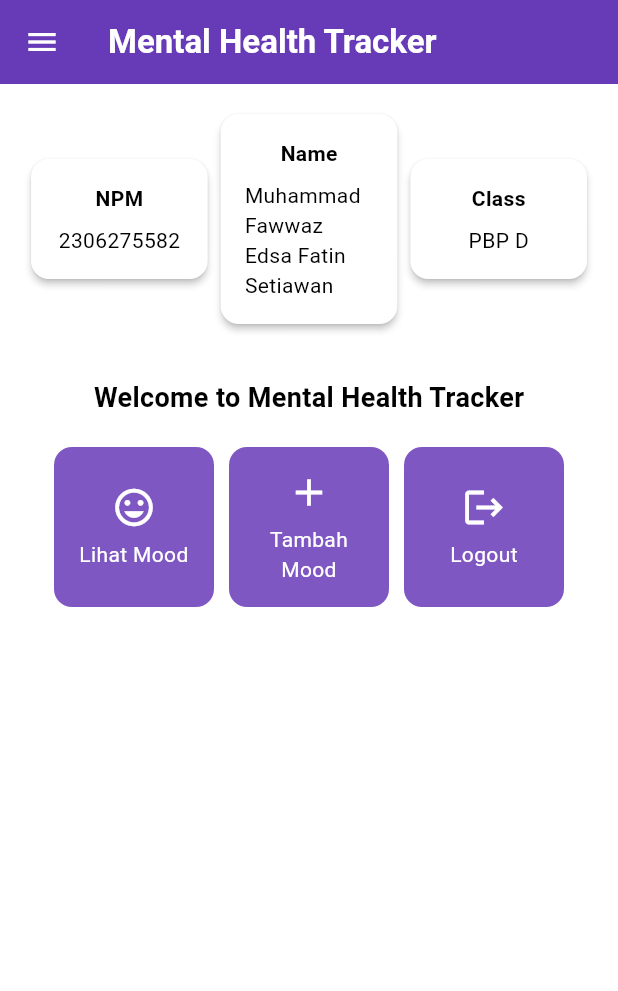
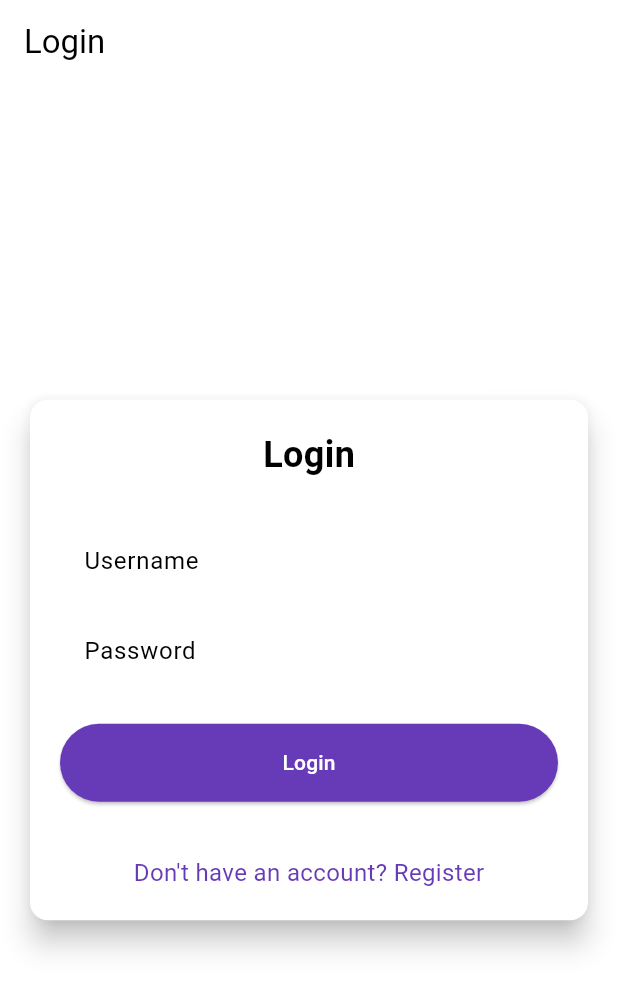
Before and after one commit to bemosumo/mental-health-tracker-mobile, a Flutter app: the screen it shows after launch, on a phone screen of 412 x 824 dp. Shown: the top 991 px of the screen. Run offline on Flutter 3.47's test engine with Material 3 defaults, Android fonts, the phone set to English and light mode, and no system bars; missing offline and left inert: pbp_django_auth.

Commit message:
menyelesaikan tutorial 8

```diff
--- a/lib/main.dart
+++ b/lib/main.dart
@@ -1,5 +1,7 @@
 import 'package:flutter/material.dart';
-import 'package:mental_health_tracker/screens/menu.dart';
+import 'package:mental_health_tracker/screens/login.dart';
+import 'package:provider/provider.dart';
+import 'package:pbp_django_auth/pbp_django_auth.dart';
 
 void main() {
   runApp(const MyApp());
@@ -8,33 +10,23 @@ void main() {
 class MyApp extends StatelessWidget {
   const MyApp({super.key});
 
-  // This widget is the root of your application.
   @override
   Widget build(BuildContext context) {
-    return MaterialApp(
-      title: 'Flutter Demo',
-      theme: ThemeData(
-        // This is the theme of your application.
-        //
-        // TRY THIS: Try running your application with "flutter run". You'll see
-        // the application has a purple toolbar. Then, without quitting the app,
-        // try changing the seedColor in the colorScheme below to Colors.green
-        // and then invoke "hot reload" (save your changes or press the "hot
-        // reload" button in a Flutter-supported IDE, or press "r" if you used
-        // the command line to start the app).
-        //
-        // Notice that the counter didn't reset back to zero; the application
-        // state is not lost during the reload. To reset the state, use hot
-        // restart instead.
-        //
-        // This works for code too, not just values: Most code changes can be
-        // tested with just a hot reload.
-        colorScheme: ColorScheme.fromSwatch(
-          primarySwatch: Colors.deepPurple,
-        ).copyWith(secondary: Colors.deepPurple[400]),
-        useMaterial3: true,
+    return Provider(
+      create: (_) {
+        CookieRequest request = CookieRequest();
+        return request;
+      },
+      child: MaterialApp(
+        title: 'Mental Health Tracker',
+        theme: ThemeData(
+          useMaterial3: true,
+          colorScheme: ColorScheme.fromSwatch(
+            primarySwatch: Colors.deepPurple,
+          ).copyWith(secondary: Colors.deepPurple[400]),
+        ),
+        home: const LoginPage(),
       ),
-      home: MyHomePage(),
     );
   }
 }
--- /dev/null
+++ b/lib/screens/login.dart
@@ -0,0 +1,175 @@
+import 'package:mental_health_tracker/screens/menu.dart';
+import 'package:flutter/material.dart';
+import 'package:pbp_django_auth/pbp_django_auth.dart';
+import 'package:provider/provider.dart';
+import 'package:mental_health_tracker/screens/register.dart';
+void main() {
+  runApp(const LoginApp());
+}
+
+class LoginApp extends StatelessWidget {
+  const LoginApp({super.key});
+
+  @override
+  Widget build(BuildContext context) {
+    return MaterialApp(
+      title: 'Login',
+      theme: ThemeData(
+        useMaterial3: true,
+        colorScheme: ColorScheme.fromSwatch(
+          primarySwatch: Colors.deepPurple,
+        ).copyWith(secondary: Colors.deepPurple[400]),
+      ),
+      home: const LoginPage(),
+    );
+  }
+}
+
+class LoginPage extends StatefulWidget {
+  const LoginPage({super.key});
+
+  @override
+  State<LoginPage> createState() => _LoginPageState();
+}
+
+class _LoginPageState extends State<LoginPage> {
+  final TextEditingController _usernameController = TextEditingController();
+  final TextEditingController _passwordController = TextEditingController();
+
+  @override
+  Widget build(BuildContext context) {
+    final request = context.watch<CookieRequest>();
+
+    return Scaffold(
+      appBar: AppBar(
+        title: const Text('Login'),
+      ),
+      body: Center(
+        child: SingleChildScrollView(
+          padding: const EdgeInsets.all(16.0),
+          child: Card(
+            elevation: 8,
+            shape: RoundedRectangleBorder(
+              borderRadius: BorderRadius.circular(12.0),
+            ),
+            child: Padding(
+              padding: const EdgeInsets.all(20.0),
+              child: Column(
+                mainAxisSize: MainAxisSize.min,
+                children: [
+                  const Text(
+                    'Login',
+                    style: TextStyle(
+                      fontSize: 24.0,
+                      fontWeight: FontWeight.bold,
+                    ),
+                  ),
+                  const SizedBox(height: 30.0),
+                  TextField(
+                    controller: _usernameController,
+                    decoration: const InputDecoration(
+                      labelText: 'Username',
+                      hintText: 'Enter your username',
+                      border: OutlineInputBorder(
+                        borderRadius: BorderRadius.all(Radius.circular(12.0)),
+                      ),
+                      contentPadding:
+                          EdgeInsets.symmetric(horizontal: 12.0, vertical: 8.0),
+                    ),
+                  ),
+                  const SizedBox(height: 12.0),
+                  TextField(
+                    controller: _passwordController,
+                    decoration: const InputDecoration(
+                      labelText: 'Password',
+                      hintText: 'Enter your password',
+                      border: OutlineInputBorder(
+                        borderRadius: BorderRadius.all(Radius.circular(12.0)),
+                      ),
+                      contentPadding:
+                          EdgeInsets.symmetric(horizontal: 12.0, vertical: 8.0),
+                    ),
+                    obscureText: true,
+                  ),
+                  const SizedBox(height: 24.0),
+                  ElevatedButton(
+                    onPressed: () async {
+                      String username = _usernameController.text;
+                      String password = _passwordController.text;
+                      final response = await request
+                          .login("http://localhost:8000/auth/login/", {
+                        'username': username,
+                        'password': password,
+                      });
+
+                      if (request.loggedIn) {
+                        String message = response['message'];
+                        String uname = response['username'];
+                        if (context.mounted) {
+                          Navigator.pushReplacement(
+                            context,
+                            MaterialPageRoute(
+                                builder: (context) => MyHomePage()),
+                          );
+                          ScaffoldMessenger.of(context)
+                            ..hideCurrentSnackBar()
+                            ..showSnackBar(
+                              SnackBar(
+                                  content:
+                                      Text("$message Selamat datang, $uname.")),
+                            );
+                        }
+                      } else {
+                        if (context.mounted) {
+                          showDialog(
+                            context: context,
+                            builder: (context) => AlertDialog(
+                              title: const Text('Login Gagal'),
+                              content: Text(response['message']),
+                              actions: [
+                                TextButton(
+                                  child: const Text('OK'),
+                                  onPressed: () {
+                                    Navigator.pop(context);
+                                  },
+                                ),
+                              ],
+                            ),
+                          );
+                        }
+                      }
+                    },
+                    style: ElevatedButton.styleFrom(
+                      foregroundColor: Colors.white,
+                      minimumSize: const Size(double.infinity, 50),
+                      backgroundColor: Theme.of(context).colorScheme.primary,
+                      padding: const EdgeInsets.symmetric(vertical: 16.0),
+                    ),
+                    child: const Text('Login'),
+                  ),
+                  const SizedBox(height: 36.0),
+                  GestureDetector(
+                    onTap: () {
+                      Navigator.push(
+                        context,
+                        MaterialPageRoute(
+                            builder: (context) => const RegisterPage()),
+                      );
+                    },
+                    child: Text(
+                      'Don\'t have an account? Register',
+                      style: TextStyle(
+                        color: Theme.of(context).colorScheme.primary,
+                        fontSize: 16.0,
+                      ),
+                    ),
+                  ),
+                ],
+              ),
+            ),
+          ),
+        ),
+      ),
+    );
+  }
+}
--- a/pubspec.yaml
+++ b/pubspec.yaml
@@ -35,6 +35,9 @@ dependencies:
   # The following adds the Cupertino Icons font to your application.
   # Use with the CupertinoIcons class for iOS style icons.
   cupertino_icons: ^1.0.8
+  provider: ^6.1.2
+  pbp_django_auth: ^0.4.0
+  http: ^1.2.2
 
 dev_dependencies:
   flutter_test:
```
Also changed, not shown: lib/models/mood_entry.dart (added, +61 -0 lines), lib/screens/list_moodentry.dart (added, +89 -0 lines), lib/screens/moodentry_form.dart (+35 -32 lines), lib/screens/register.dart (added, +161 -0 lines), lib/widgets/left_drawer.dart (+13 -4 lines), lib/widgets/mood_card.dart (+46 -9 lines), pubspec.lock, 2 other files.
